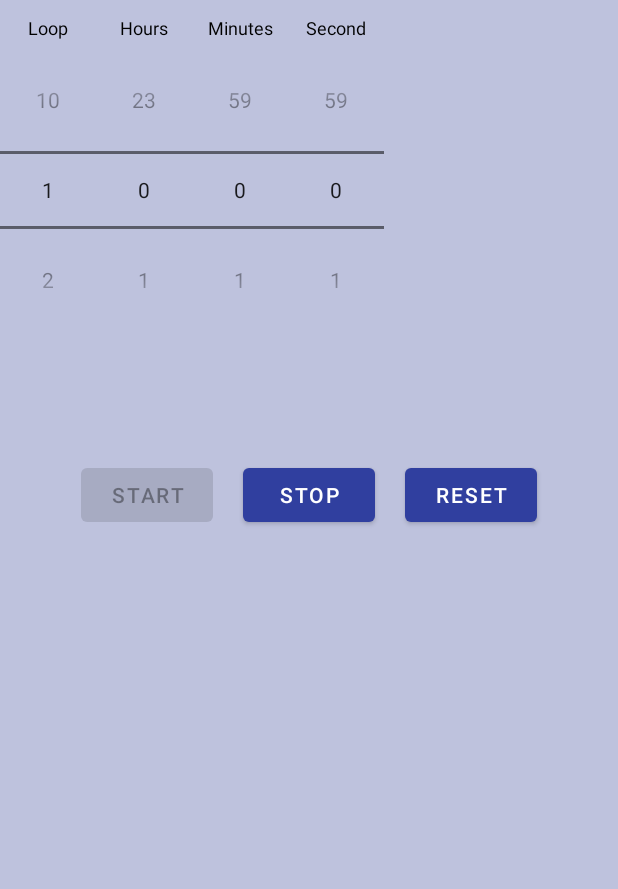
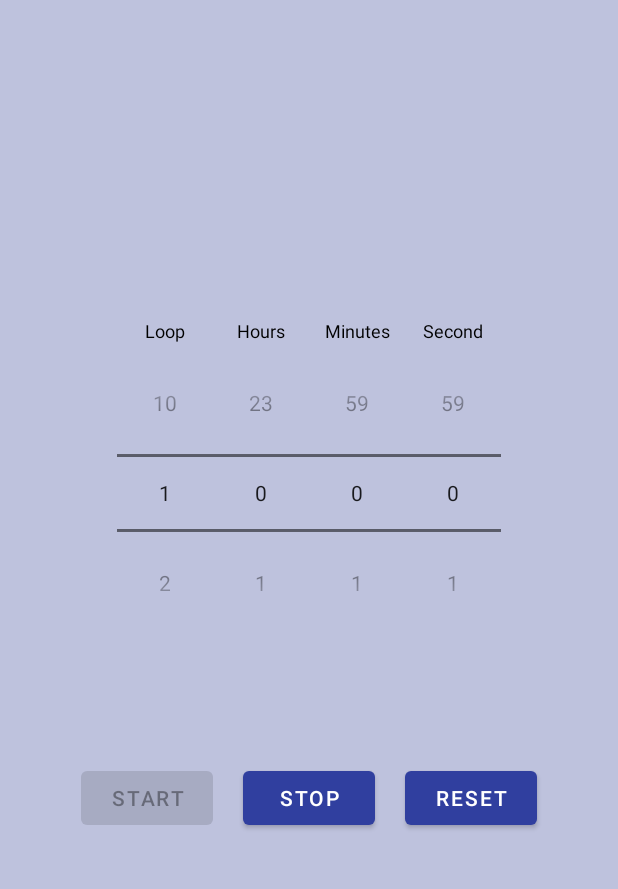
Before and after one commit to Amar-cmd/Timer-Loop, an Android app: the screen it shows after launch (MainActivity), on a phone screen of 412 x 824 dp, the part 84-973 px from its top. Run offline under Robolectric (Android 15) with nearby library versions, the phone set to English and light mode, and no system bars.

Commit message:
Layout Improved

```diff
--- a/app/src/main/java/com/heeraya/timerloop/MainActivity.kt
+++ b/app/src/main/java/com/heeraya/timerloop/MainActivity.kt
@@ -106,14 +106,26 @@ class MainActivity : AppCompatActivity() {
 
     override fun onResume() {
         super.onResume()
-        window.decorView.systemUiVisibility = if (isDarkTheme()) 0 else View.SYSTEM_UI_FLAG_LIGHT_STATUS_BAR
+        window.decorView.systemUiVisibility =
+            if (isDarkTheme()) 0 else View.SYSTEM_UI_FLAG_LIGHT_STATUS_BAR
+
+        // Fetch the selected ringtone URI each time the activity resumes
+        val sharedPreferences = getSharedPreferences("ringtone_prefs", Context.MODE_PRIVATE)
+        val selectedRingtoneUriString = sharedPreferences.getString("selected_ringtone_uri", null)
+        selectedRingtoneUri = if (selectedRingtoneUriString != null) {
+            Uri.parse(selectedRingtoneUriString)
+        } else {
+            RingtoneManager.getDefaultUri(RingtoneManager.TYPE_RINGTONE)
+        }
     }
+
 
     private fun startTimer() {
         val hoursToMilliseconds = hourPicker.value * 60 * 60 * 1000
         val minutesToMilliseconds = minutePicker.value * 60 * 1000
         val secondsToMilliseconds = secondPicker.value * 1000
-        initialTimeInMilliseconds = hoursToMilliseconds + minutesToMilliseconds + secondsToMilliseconds.toLong()
+        initialTimeInMilliseconds =
+            hoursToMilliseconds + minutesToMilliseconds + secondsToMilliseconds.toLong()
         timeLeftInMilliseconds = initialTimeInMilliseconds
         loopCount = loopPicker.value - 1  // Decrease loopCount by 1 before the first run
 
@@ -129,7 +141,8 @@ class MainActivity : AppCompatActivity() {
         pauseButton.visibility = View.VISIBLE
         pauseButton.text = "Pause"
 
-        progressBar.max = initialTimeInMilliseconds.toInt()  // The max progress corresponds to the total time
+        progressBar.max =
+            initialTimeInMilliseconds.toInt()  // The max progress corresponds to the total time
 
         if (this::handler.isInitialized && this::runnable.isInitialized) {
             handler.removeCallbacks(runnable)
@@ -147,7 +160,8 @@ class MainActivity : AppCompatActivity() {
         runnable = Runnable {
             if (timeLeftInMilliseconds > 0) {
                 updateTimerText(timeLeftInMilliseconds)
-                progressBar.progress = timeLeftInMilliseconds.toInt()  // The current progress corresponds to the time left
+                progressBar.progress =
+                    timeLeftInMilliseconds.toInt()  // The current progress corresponds to the time left
                 timeLeftInMilliseconds -= updateInterval
                 handler.postDelayed(runnable, updateInterval)  // Update every 100 milliseconds
                 if (ringtone.isPlaying) {
@@ -224,11 +238,27 @@ class MainActivity : AppCompatActivity() {
 
     private fun updateTimerText(timeLeftInMilliseconds: Long) {
         val hours = TimeUnit.MILLISECONDS.toHours(timeLeftInMilliseconds)
-        val minutes = TimeUnit.MILLISECONDS.toMinutes(timeLeftInMilliseconds - TimeUnit.HOURS.toMillis(hours))
-        val seconds = TimeUnit.MILLISECONDS.toSeconds(timeLeftInMilliseconds - TimeUnit.HOURS.toMillis(hours) - TimeUnit.MINUTES.toMillis(minutes))
-        val milliseconds = TimeUnit.MILLISECONDS.toMillis(timeLeftInMilliseconds - TimeUnit.HOURS.toMillis(hours) - TimeUnit.MINUTES.toMillis(minutes) - TimeUnit.SECONDS.toMillis(seconds))
+        val minutes =
+            TimeUnit.MILLISECONDS.toMinutes(timeLeftInMilliseconds - TimeUnit.HOURS.toMillis(hours))
+        val seconds = TimeUnit.MILLISECONDS.toSeconds(
+            timeLeftInMilliseconds - TimeUnit.HOURS.toMillis(hours) - TimeUnit.MINUTES.toMillis(
+                minutes
+            )
+        )
+        val milliseconds = TimeUnit.MILLISECONDS.toMillis(
+            timeLeftInMilliseconds - TimeUnit.HOURS.toMillis(hours) - TimeUnit.MINUTES.toMillis(
+                minutes
+            ) - TimeUnit.SECONDS.toMillis(seconds)
+        )
 
-        timerTextView.text = String.format(Locale.getDefault(), "%02d:%02d:%02d.%03d", hours, minutes, seconds, milliseconds)
+        timerTextView.text = String.format(
+            Locale.getDefault(),
+            "%02d:%02d:%02d.%03d",
+            hours,
+            minutes,
+            seconds,
+            milliseconds
+        )
     }
 
 
--- a/app/src/main/res/layout/activity_main.xml
+++ b/app/src/main/res/layout/activity_main.xml
@@ -2,7 +2,6 @@
 <LinearLayout xmlns:android="http://schemas.android.com/apk/res/android"
     android:layout_width="match_parent"
     android:layout_height="match_parent"
-
     android:orientation="vertical">
 
     <androidx.appcompat.widget.Toolbar
@@ -10,6 +9,7 @@
         android:layout_width="match_parent"
         android:gravity="top"
         android:layout_height="wrap_content"
+        android:layout_gravity="center_vertical"
         android:background="?attr/colorPrimary">
 
         <ImageButton
@@ -23,6 +23,12 @@
             android:minHeight="48dp"
             android:src="@drawable/ic_sound_icon" />
     </androidx.appcompat.widget.Toolbar>
+
+    <LinearLayout
+        android:layout_width="match_parent"
+        android:layout_height="match_parent"
+        android:gravity="center"
+        android:orientation="vertical">
 
         <LinearLayout
             android:id="@+id/picker_container"
@@ -198,3 +204,6 @@
         </LinearLayout>
 
     </LinearLayout>
+
+
+</LinearLayout>
```
Also changed, not shown: app/src/main/java/com/heeraya/timerloop/RingtoneAdapter.kt (+27 -4 lines), app/src/main/java/com/heeraya/timerloop/RingtoneListActivity.kt (+7 -4 lines). Lines whose indentation alone changed are shown as unchanged.
